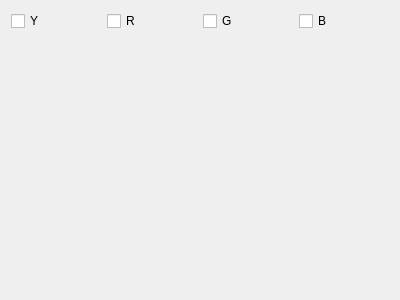
The window that src/widgets/levels_ui.ui (KDE/kdenlive) describes before a commit, drawn with Qt 5.
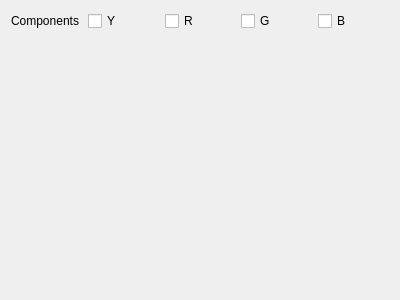
The same window after the commit.

Commit message: Levels: Can be displayed unscaled.

The edit to the form file:
```diff
--- a/src/widgets/levels_ui.ui
+++ b/src/widgets/levels_ui.ui
@@ -14,35 +14,35 @@
    <string>Form</string>
   </property>
   <layout class="QGridLayout" name="gridLayout">
-   <item row="0" column="0">
+   <item row="0" column="1">
     <widget class="QCheckBox" name="cbY">
      <property name="text">
       <string>Y</string>
      </property>
     </widget>
    </item>
-   <item row="0" column="1">
+   <item row="0" column="2">
     <widget class="QCheckBox" name="cbR">
      <property name="text">
       <string>R</string>
      </property>
     </widget>
    </item>
-   <item row="0" column="2">
+   <item row="0" column="3">
     <widget class="QCheckBox" name="cbG">
      <property name="text">
       <string>G</string>
      </property>
     </widget>
    </item>
-   <item row="0" column="3">
+   <item row="0" column="4">
     <widget class="QCheckBox" name="cbB">
      <property name="text">
       <string>B</string>
      </property>
     </widget>
    </item>
-   <item row="1" column="0" colspan="4">
+   <item row="1" column="1" colspan="4">
     <spacer name="verticalSpacer">
      <property name="orientation">
       <enum>Qt::Vertical</enum>
@@ -55,6 +55,13 @@
      </property>
     </spacer>
    </item>
+   <item row="0" column="0">
+    <widget class="QLabel" name="lblComponents">
+     <property name="text">
+      <string>Components</string>
+     </property>
+    </widget>
+   </item>
   </layout>
  </widget>
  <resources/>
```
The commit also changes 2 other files.
